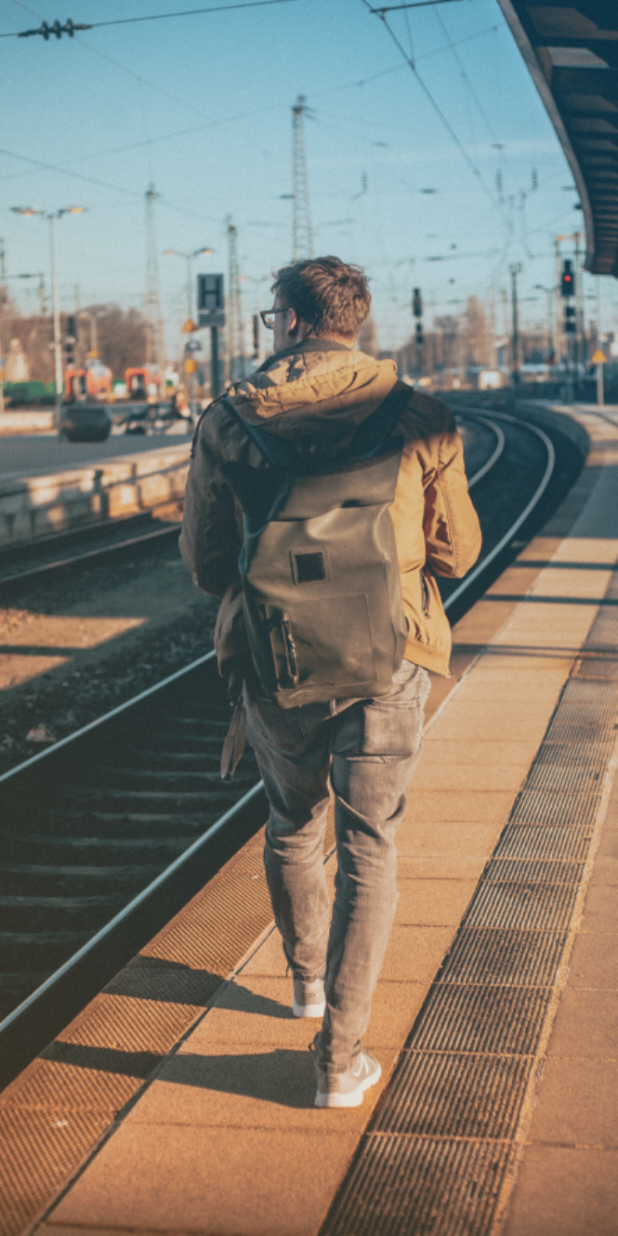
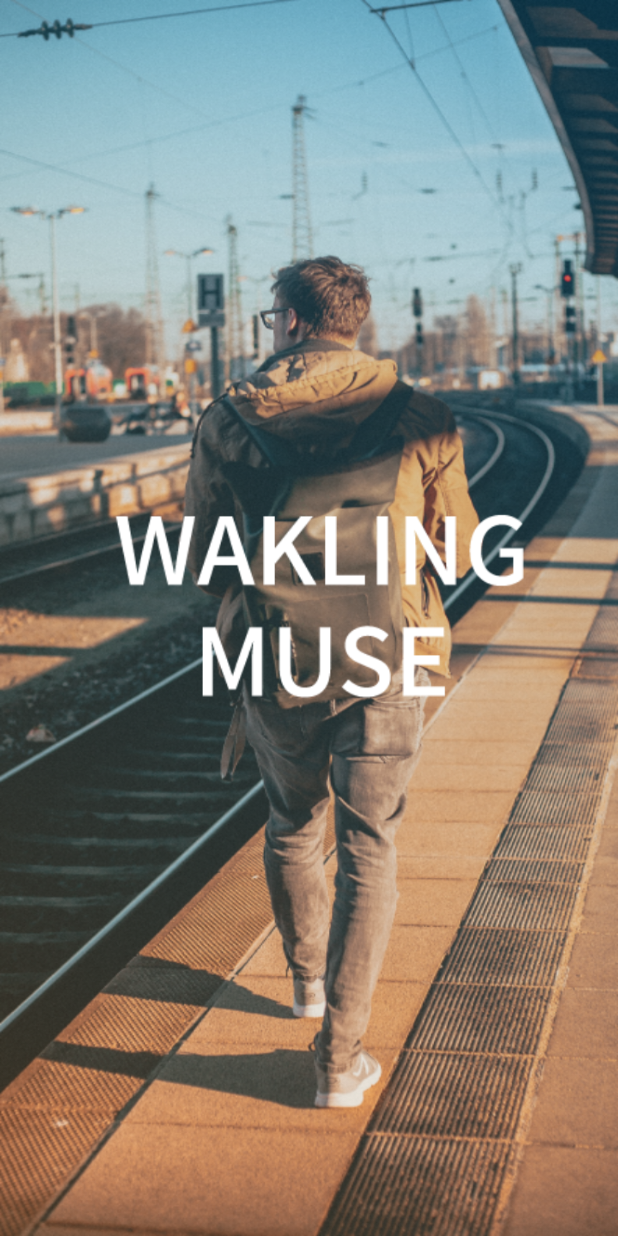
Before and after one commit to piporica/chompoNeedGraduate, an Android app: the layout intro_layout.xml on its own in the app's theme, with its tools: preview values and no code run, on a phone screen of 412 x 824 dp. Run offline under Robolectric (Android 15) with nearby library versions, the phone set to English and light mode, and no system bars.

Commit message:
intro alpha animation

```diff
--- a/app/src/main/res/layout/intro_layout.xml
+++ b/app/src/main/res/layout/intro_layout.xml
@@ -1,5 +1,5 @@
 <?xml version="1.0" encoding="utf-8"?>
-<LinearLayout xmlns:android="http://schemas.android.com/apk/res/android"
+<FrameLayout xmlns:android="http://schemas.android.com/apk/res/android"
     xmlns:app="http://schemas.android.com/apk/res-auto"
     android:orientation="vertical"
     android:layout_width="match_parent"
@@ -11,4 +11,11 @@
         android:layout_height="match_parent"
         android:scaleType="fitXY"
         app:srcCompat="@drawable/intro_img" />
-</LinearLayout>
+
+    <ImageView
+        android:id="@+id/introText"
+        android:layout_width="match_parent"
+        android:layout_height="wrap_content"
+        app:srcCompat="@drawable/intro_text" />
+
+</FrameLayout>
```
Also changed, not shown: app/src/main/java/com/example/chompopo/IntroActivity.java (+11 -0 lines), app/src/main/res/anim/intro_anim.xml (added, +7 -0 lines), app/src/main/res/drawable/intro_text.png (added).
